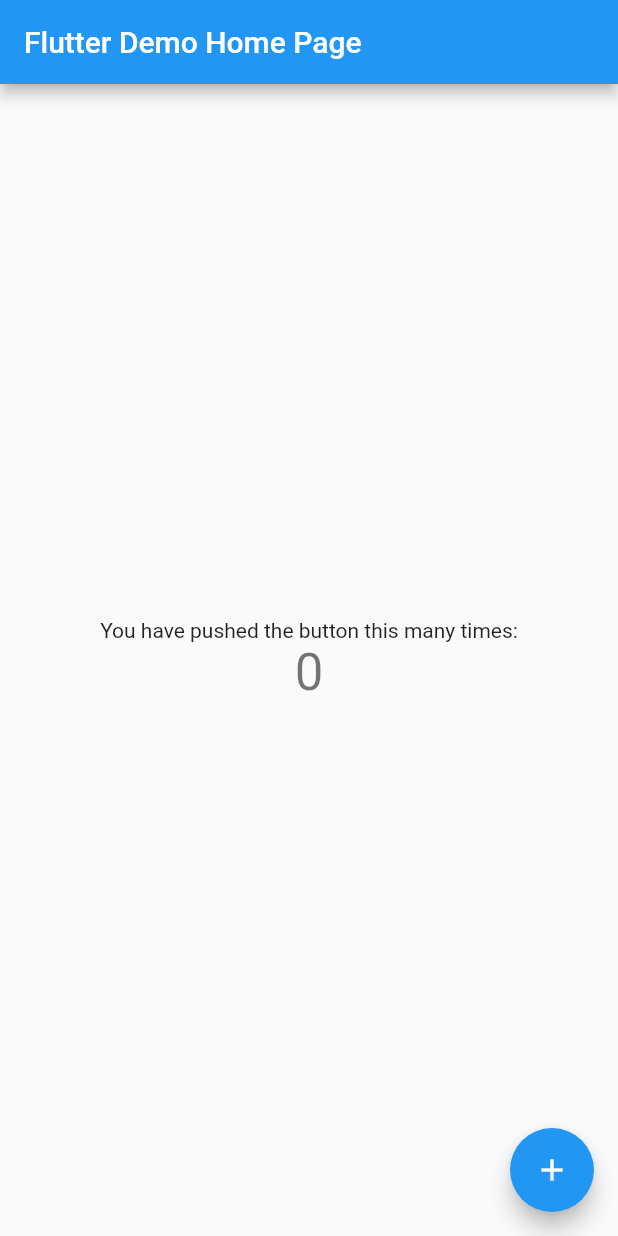
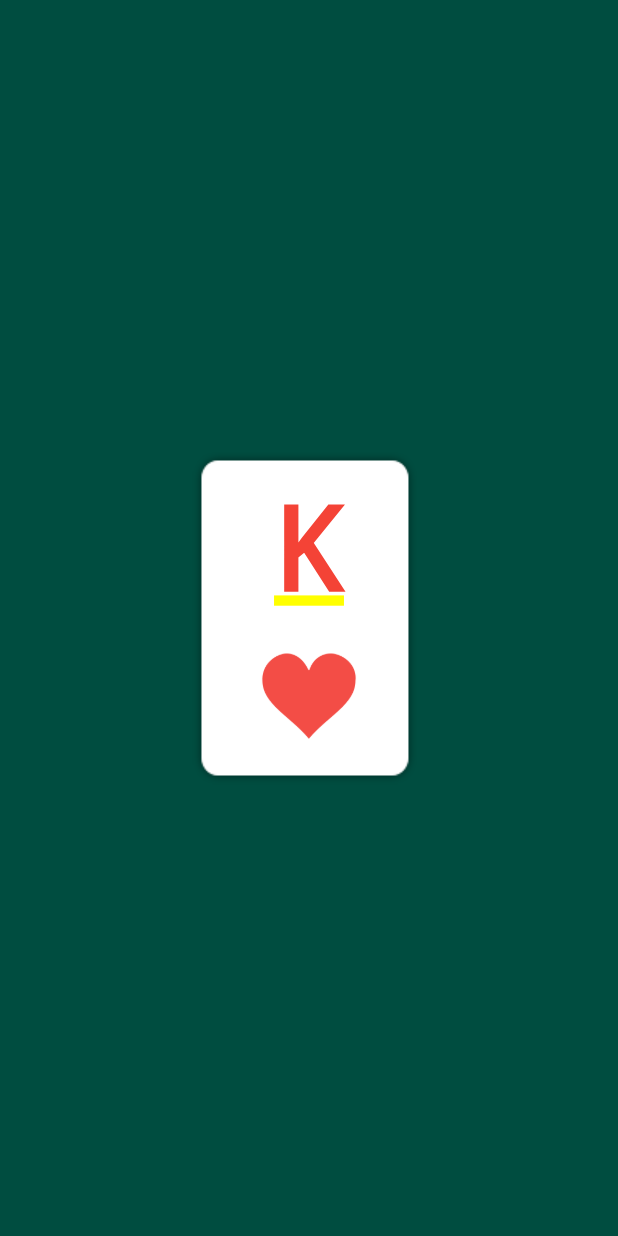
Before and after one commit to tuhin-tsm/auc_setu, a Flutter app: the screen it shows after launch, on a phone screen of 412 x 824 dp. Run offline on Flutter 3.47's test engine with Material 2 defaults, Android fonts, the phone set to English and light mode, and no system bars.

Commit message:
feat: add playing_card widget

```diff
--- a/lib/main.dart
+++ b/lib/main.dart
@@ -1,113 +1,14 @@
 import 'package:flutter/material.dart';
+import 'package:flutter/rendering.dart';
+import 'screens/playing_table.dart';
 
 void main() {
-  runApp(MyApp());
+  debugPaintSizeEnabled = false;
+
+  runApp(MaterialApp(
+    title: 'My app', // used by the OS task switcher
+    home: SafeArea(
+      child: PlayingTable(),
+    ),
+  ));
 }
-
-class MyApp extends StatelessWidget {
-  // This widget is the root of your application.
-  @override
-  Widget build(BuildContext context) {
-    return MaterialApp(
-      title: 'Flutter Demo',
-      theme: ThemeData(
-        // This is the theme of your application.
-        //
-        // Try running your application with "flutter run". You'll see the
-        // application has a blue toolbar. Then, without quitting the app, try
-        // changing the primarySwatch below to Colors.green and then invoke
-        // "hot reload" (press "r" in the console where you ran "flutter run",
-        // or simply save your changes to "hot reload" in a Flutter IDE).
-        // Notice that the counter didn't reset back to zero; the application
-        // is not restarted.
-        primarySwatch: Colors.blue,
-      ),
-      home: MyHomePage(title: 'Flutter Demo Home Page'),
-    );
-  }
-}
-
-class MyHomePage extends StatefulWidget {
-  MyHomePage({Key? key, required this.title}) : super(key: key);
-
-  // This widget is the home page of your application. It is stateful, meaning
-  // that it has a State object (defined below) that contains fields that affect
-  // how it looks.
-
-  // This class is the configuration for the state. It holds the values (in this
-  // case the title) provided by the parent (in this case the App widget) and
-  // used by the build method of the State. Fields in a Widget subclass are
-  // always marked "final".
-
-  final String title;
-
-  @override
-  _MyHomePageState createState() => _MyHomePageState();
-}
-
-class _MyHomePageState extends State<MyHomePage> {
-  int _counter = 0;
-
-  void _incrementCounter() {
-    setState(() {
-      // This call to setState tells the Flutter framework that something has
-      // changed in this State, which causes it to rerun the build method below
-      // so that the display can reflect the updated values. If we changed
-      // _counter without calling setState(), then the build method would not be
-      // called again, and so nothing would appear to happen.
-      _counter++;
-    });
-  }
-
-  @override
-  Widget build(BuildContext context) {
-    // This method is rerun every time setState is called, for instance as done
-    // by the _incrementCounter method above.
-    //
-    // The Flutter framework has been optimized to make rerunning build methods
-    // fast, so that you can just rebuild anything that needs updating rather
-    // than having to individually change instances of widgets.
-    return Scaffold(
-      appBar: AppBar(
-        // Here we take the value from the MyHomePage object that was created by
-        // the App.build method, and use it to set our appbar title.
-        title: Text(widget.title),
-      ),
-      body: Center(
-        // Center is a layout widget. It takes a single child and positions it
-        // in the middle of the parent.
-        child: Column(
-          // Column is also a layout widget. It takes a list of children and
-          // arranges them vertically. By default, it sizes itself to fit its
-          // children horizontally, and tries to be as tall as its parent.
-          //
-          // Invoke "debug painting" (press "p" in the console, choose the
-          // "Toggle Debug Paint" action from the Flutter Inspector in Android
-          // Studio, or the "Toggle Debug Paint" command in Visual Studio Code)
-          // to see the wireframe for each widget.
-          //
-          // Column has various properties to control how it sizes itself and
-          // how it positions its children. Here we use mainAxisAlignment to
-          // center the children vertically; the main axis here is the vertical
-          // axis because Columns are vertical (the cross axis would be
-          // horizontal).
-          mainAxisAlignment: MainAxisAlignment.center,
-          children: <Widget>[
-            Text(
-              'You have pushed the button this many times:',
-            ),
-            Text(
-              '$_counter',
-              style: Theme.of(context).textTheme.headline4,
-            ),
-          ],
-        ),
-      ),
-      floatingActionButton: FloatingActionButton(
-        onPressed: _incrementCounter,
-        tooltip: 'Increment',
-        child: Icon(Icons.add),
-      ), // This trailing comma makes auto-formatting nicer for build methods.
-    );
-  }
-}
--- /dev/null
+++ b/lib/model/suit.dart
@@ -0,0 +1,24 @@
+import 'package:flutter/material.dart';
+
+const BLACK_SUIT_COLOR = Colors.black;
+const RED_SUIT_COLOR = Colors.red;
+
+class Club {
+  static const Color color = BLACK_SUIT_COLOR;
+  static const String name = 'club';
+}
+
+class Diamond {
+  static const Color color = RED_SUIT_COLOR;
+  static const String name = 'diamond';
+}
+
+class Heart {
+  static const Color color = RED_SUIT_COLOR;
+  static const String name = 'heart';
+}
+
+class Spade {
+  static const Color color = BLACK_SUIT_COLOR;
+  static const String name = 'spade';
+}
--- /dev/null
+++ b/lib/screens/playing_table.dart
@@ -0,0 +1,20 @@
+import 'package:flutter/material.dart';
+import '../widgets/cards/playing_card.dart';
+import 'package:auc_setu/model/suit.dart';
+
+class PlayingTable extends StatefulWidget {
+  @override
+  _PlayingTableState createState() => _PlayingTableState();
+}
+
+class _PlayingTableState extends State<PlayingTable> {
+  @override
+  Widget build(BuildContext context) {
+    return Container(
+      decoration: BoxDecoration(
+        color: Colors.teal[900],
+      ),
+      child: PlayingCard('K', Heart.name),
+    );
+  }
+}
--- /dev/null
+++ b/lib/widgets/cards/playing_card.dart
@@ -0,0 +1,54 @@
+import 'package:flutter/material.dart';
+import 'package:auc_setu/model/suit.dart';
+
+class PlayingCard extends StatelessWidget {
+  final String rank;
+  final String suitName;
+
+  PlayingCard(this.rank, this.suitName);
+
+  @override
+  Widget build(BuildContext context) {
+    const double cardHeight = 222.0;
+    const double cardWidth = cardHeight * 0.7;
+    const double iconWidth = cardWidth * 0.5;
+
+    const suitTextStyle =
+        TextStyle(fontSize: iconWidth, fontWeight: FontWeight.bold);
+    const blackTextStyle = TextStyle(color: BLACK_SUIT_COLOR);
+    const redTextStyle = TextStyle(color: RED_SUIT_COLOR);
+
+    return Center(
+        child: Container(
+      height: cardHeight,
+      width: cardWidth,
+      child: Stack(
+        children: [
+          Image(
+            image: AssetImage('assets/images/cards/card_bg_3x.png'),
+          ),
+          Container(
+              margin: const EdgeInsets.only(bottom: 20.0, top: 20),
+              alignment: Alignment.bottomCenter,
+              child: Column(
+                mainAxisAlignment: MainAxisAlignment.spaceBetween,
+                children: [
+                  Text(
+                    rank,
+                    style: suitTextStyle.merge(
+                        suitName == Club.name || suitName == Spade.name
+                            ? blackTextStyle
+                            : redTextStyle),
+                  ),
+                  Image(
+                    image: AssetImage(
+                        'assets/images/cards/$suitName/card_${suitName}_3x.png'),
+                    width: iconWidth,
+                  ),
+                ],
+              )),
+        ],
+      ),
+    ));
+  }
+}
```
Also changed, not shown: pubspec.yaml (+7 -3 lines), assets/images/cards/card_back_3x.png (added), assets/images/cards/card_bg_3x.png (added), assets/images/cards/club/border_club_3x.png (added), assets/images/cards/club/card_club_3x.png (added), assets/images/cards/diamond/border_diamond_3x.png (added), assets/images/cards/diamond/card_diamond_3x.png (added), assets/images/cards/heart/border_heart_3x.png (added), assets/images/cards/heart/card_heart_3x.png (added), assets/images/cards/spade/border_spade_3x.png (added), assets/images/cards/spade/card_spade_3x.png (added), assets/images/green_coconut.png (added), 3 other files.
